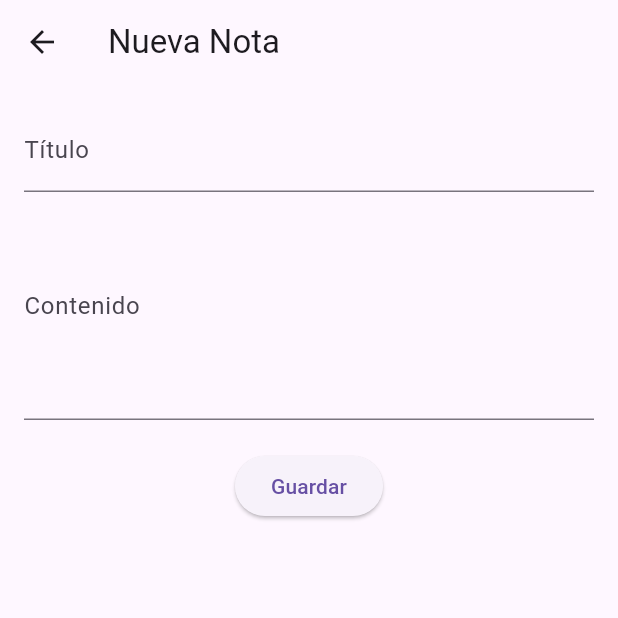
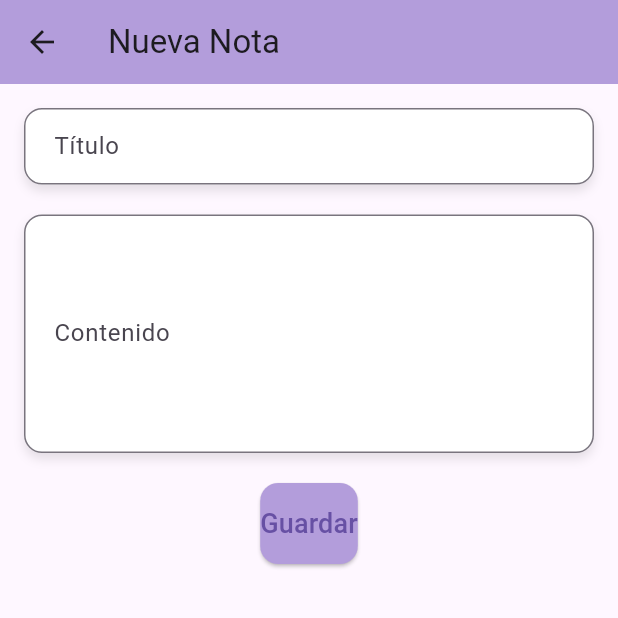
Before and after one commit to Emily0818-git/Desarrollo-Movil, a Flutter app: the screen it shows after launch, after a tap on the "add" icon, on a phone screen of 412 x 824 dp, the top half of it. Run offline on Flutter 3.47's test engine with Material 3 defaults, Android fonts, the phone set to English and light mode, and no system bars; our stand-ins replace sqflite; accounts and stored records are empty.

Commit message:
Actualización de diseño en pantalla de detalles de la nota

```diff
--- a/lib/screens/home_screen.dart
+++ b/lib/screens/home_screen.dart
@@ -21,13 +21,38 @@ class _HomeScreenState extends State<HomeScreen> {
     final notesProvider = Provider.of<NotesProvider>(context);
 
     return Scaffold(
-      appBar: AppBar(title: Text("Notas")),
+      appBar: AppBar(
+        title: Text("Notas"),
+        backgroundColor: Colors.deepPurple[200], // Morado claro
+      ),
       body:
           notesProvider.notes.isEmpty
-              ? Center(child: Text("No hay notas"))
+              ? Center(
+                child: Text(
+                  "No tienes notas aún.",
+                  style: TextStyle(fontSize: 18, color: Colors.grey),
+                ),
+              )
               : ListView.builder(
+                padding: EdgeInsets.all(8),
                 itemCount: notesProvider.notes.length,
-                itemBuilder: (ctx, i) => NoteItem(note: notesProvider.notes[i]),
+                itemBuilder:
+                    (ctx, i) => Container(
+                      margin: EdgeInsets.symmetric(vertical: 10),
+                      padding: EdgeInsets.all(12),
+                      decoration: BoxDecoration(
+                        color: Colors.deepPurple[100], // Morado más claro
+                        borderRadius: BorderRadius.circular(12),
+                        boxShadow: [
+                          BoxShadow(
+                            color: Colors.black.withOpacity(0.1),
+                            blurRadius: 5,
+                            offset: Offset(0, 4),
+                          ),
+                        ],
+                      ),
+                      child: NoteItem(note: notesProvider.notes[i]),
+                    ),
               ),
       floatingActionButton: FloatingActionButton(
         onPressed: () {
@@ -36,6 +61,7 @@ class _HomeScreenState extends State<HomeScreen> {
             MaterialPageRoute(builder: (_) => NoteDetailScreen()),
           );
         },
+        backgroundColor: Colors.deepPurple[200],
         child: Icon(Icons.add),
       ),
     );
--- a/lib/screens/note_detail_screen.dart
+++ b/lib/screens/note_detail_screen.dart
@@ -23,29 +23,95 @@ class _NoteDetailScreenState extends State<NoteDetailScreen> {
     return Scaffold(
       appBar: AppBar(
         title: Text(widget.note == null ? "Nueva Nota" : "Editar Nota"),
+        backgroundColor: Colors.deepPurple[200], // Morado claro
       ),
       body: Padding(
         padding: EdgeInsets.all(16),
         child: Form(
           key: _formKey,
+          child: SingleChildScrollView(
             child: Column(
               children: [
-              TextFormField(
+                Container(
+                  decoration: BoxDecoration(
+                    color: Colors.white,
+                    borderRadius: BorderRadius.circular(12),
+                    boxShadow: [
+                      BoxShadow(
+                        color: Colors.black.withOpacity(0.1),
+                        blurRadius: 5,
+                        offset: Offset(0, 4),
+                      ),
+                    ],
+                  ),
+                  child: TextFormField(
                     initialValue: widget.note?.title,
-                decoration: InputDecoration(labelText: "Título"),
-                validator: (val) => val!.isEmpty ? "Campo obligatorio" : null,
+                    decoration: InputDecoration(
+                      labelText: "Título",
+                      border: OutlineInputBorder(
+                        borderRadius: BorderRadius.circular(12),
+                        borderSide: BorderSide(color: Colors.deepPurple[200]!),
+                      ),
+                      contentPadding: EdgeInsets.symmetric(
+                        horizontal: 16,
+                        vertical: 12,
+                      ),
+                    ),
+                    validator:
+                        (val) => val!.isEmpty ? "Campo obligatorio" : null,
                     onSaved: (val) => _title = val!,
+                    style: TextStyle(fontSize: 18),
                   ),
-              TextFormField(
+                ),
+                SizedBox(height: 20),
+                Container(
+                  decoration: BoxDecoration(
+                    color: Colors.white,
+                    borderRadius: BorderRadius.circular(12),
+                    boxShadow: [
+                      BoxShadow(
+                        color: Colors.black.withOpacity(0.1),
+                        blurRadius: 5,
+                        offset: Offset(0, 4),
+                      ),
+                    ],
+                  ),
+                  child: TextFormField(
                     initialValue: widget.note?.content,
-                decoration: InputDecoration(labelText: "Contenido"),
+                    decoration: InputDecoration(
+                      labelText: "Contenido",
+                      border: OutlineInputBorder(
+                        borderRadius: BorderRadius.circular(12),
+                        borderSide: BorderSide(color: Colors.deepPurple[200]!),
+                      ),
+                      contentPadding: EdgeInsets.symmetric(
+                        horizontal: 16,
+                        vertical: 12,
+                      ),
+                    ),
                     maxLines: 5,
-                validator: (val) => val!.isEmpty ? "Campo obligatorio" : null,
+                    validator:
+                        (val) => val!.isEmpty ? "Campo obligatorio" : null,
                     onSaved: (val) => _content = val!,
+                    style: TextStyle(fontSize: 18),
+                  ),
                 ),
                 SizedBox(height: 20),
                 ElevatedButton(
-                child: Text("Guardar"),
+                  style: ButtonStyle(
+                    backgroundColor: MaterialStateProperty.all(
+                      Colors.deepPurple[200],
+                    ),
+                    padding: MaterialStateProperty.all(
+                      EdgeInsets.symmetric(vertical: 14),
+                    ),
+                    shape: MaterialStateProperty.all(
+                      RoundedRectangleBorder(
+                        borderRadius: BorderRadius.circular(12),
+                      ),
+                    ),
+                  ),
+                  child: Text("Guardar", style: TextStyle(fontSize: 18)),
                   onPressed: () {
                     if (_formKey.currentState!.validate()) {
                       _formKey.currentState!.save();
@@ -75,6 +141,7 @@ class _NoteDetailScreenState extends State<NoteDetailScreen> {
             ),
           ),
         ),
+      ),
     );
   }
 }
--- a/pubspec.yaml
+++ b/pubspec.yaml
@@ -33,6 +33,7 @@ dependencies:
   provider: ^6.0.5
   sqflite: ^2.3.0
   path: ^1.8.3
+
   # The following adds the Cupertino Icons font to your application.
   # Use with the CupertinoIcons class for iOS style icons.
   cupertino_icons: ^1.0.8
```
Lines whose indentation alone changed are shown as unchanged.
